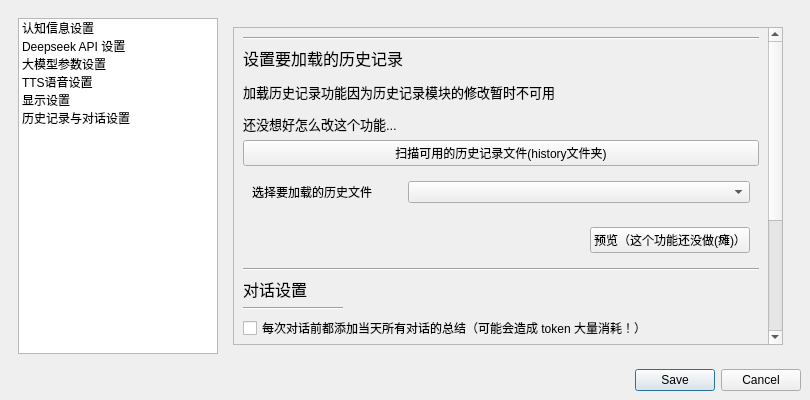
CodeCCsky/chatWithQing, file asset/GUI/xml/setting.ui: the form before one commit.
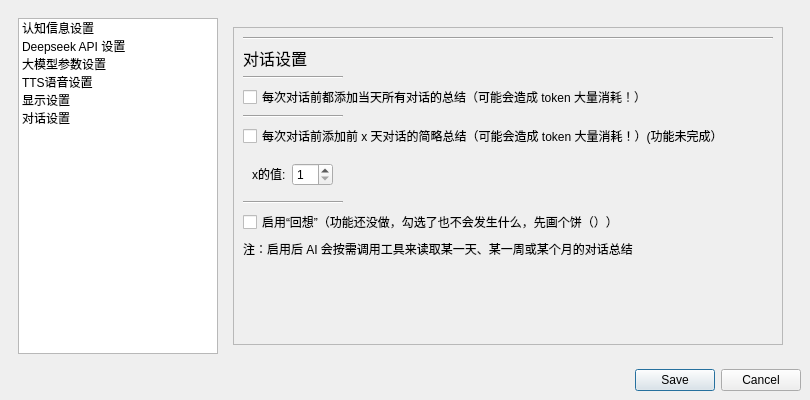
The form after the commit. The open tabs and pages were chosen to show the change.

Commit message: 更新UI界面

What changed in the file:
```diff
--- a/asset/GUI/xml/setting.ui
+++ b/asset/GUI/xml/setting.ui
@@ -71,7 +71,7 @@
          </item>
          <item>
           <property name="text">
-           <string>历史记录与对话设置</string>
+           <string>对话设置</string>
           </property>
          </item>
         </widget>
@@ -858,83 +858,11 @@
                <rect>
                 <x>0</x>
                 <y>0</y>
-                <width>531</width>
-                <height>453</height>
+                <width>548</width>
+                <height>315</height>
                </rect>
               </property>
               <layout class="QVBoxLayout" name="verticalLayout_23">
-               <item>
-                <widget class="Line" name="line_30">
-                 <property name="orientation">
-                  <enum>Qt::Horizontal</enum>
-                 </property>
-                </widget>
-               </item>
-               <item>
-                <widget class="QLabel" name="historyLabel">
-                 <property name="text">
-                  <string>&lt;html&gt;&lt;head/&gt;&lt;body&gt;&lt;p&gt;&lt;span style=&quot; font-size:12pt;&quot;&gt;设置要加载的历史记录&lt;/span&gt;&lt;/p&gt;&lt;p&gt;&lt;span style=&quot; font-size:10pt;&quot;&gt;加载历史记录功能因为历史记录模块的修改暂时不可用&lt;/span&gt;&lt;/p&gt;&lt;p&gt;&lt;span style=&quot; font-size:10pt;&quot;&gt;还没想好怎么改这个功能...&lt;/span&gt;&lt;/p&gt;&lt;/body&gt;&lt;/html&gt;</string>
-                 </property>
-                </widget>
-               </item>
-               <item>
-                <widget class="QPushButton" name="scanHistoryFileButton">
-                 <property name="text">
-                  <string>扫描可用的历史记录文件(history文件夹)</string>
-                 </property>
-                </widget>
-               </item>
-               <item>
-                <widget class="QWidget" name="chooseHistoryWidget" native="true">
-                 <layout class="QHBoxLayout" name="horizontalLayout_26">
-                  <item>
-                   <widget class="QLabel" name="chooseHistoryLabel">
-                    <property name="maximumSize">
-                     <size>
-                      <width>150</width>
-                      <height>16777215</height>
-                     </size>
-                    </property>
-                    <property name="text">
-                     <string>选择要加载的历史文件</string>
-                    </property>
-                    <property name="wordWrap">
-                     <bool>true</bool>
-                    </property>
-                   </widget>
-                  </item>
-                  <item>
-                   <widget class="QComboBox" name="chooseHistoryComboBox"/>
-                  </item>
-                 </layout>
-                </widget>
-               </item>
-               <item>
-                <widget class="QWidget" name="previewWidget" native="true">
-                 <layout class="QHBoxLayout" name="horizontalLayout_27">
-                  <item>
-                   <spacer name="horizontalSpacer_2">
-                    <property name="orientation">
-                     <enum>Qt::Horizontal</enum>
-                    </property>
-                    <property name="sizeHint" stdset="0">
-                     <size>
-                      <width>40</width>
-                      <height>20</height>
-                     </size>
-                    </property>
-                   </spacer>
-                  </item>
-                  <item>
-                   <widget class="QPushButton" name="previewButton">
-                    <property name="text">
-                     <string>预览（这个功能还没做(瘫)）</string>
-                    </property>
-                   </widget>
-                  </item>
-                 </layout>
-                </widget>
-               </item>
                <item>
                 <widget class="Line" name="line">
                  <property name="orientation">
```
Left out of the diff: 4 changed lines with no effect on the pictures. The commit also changes 1 other file.
